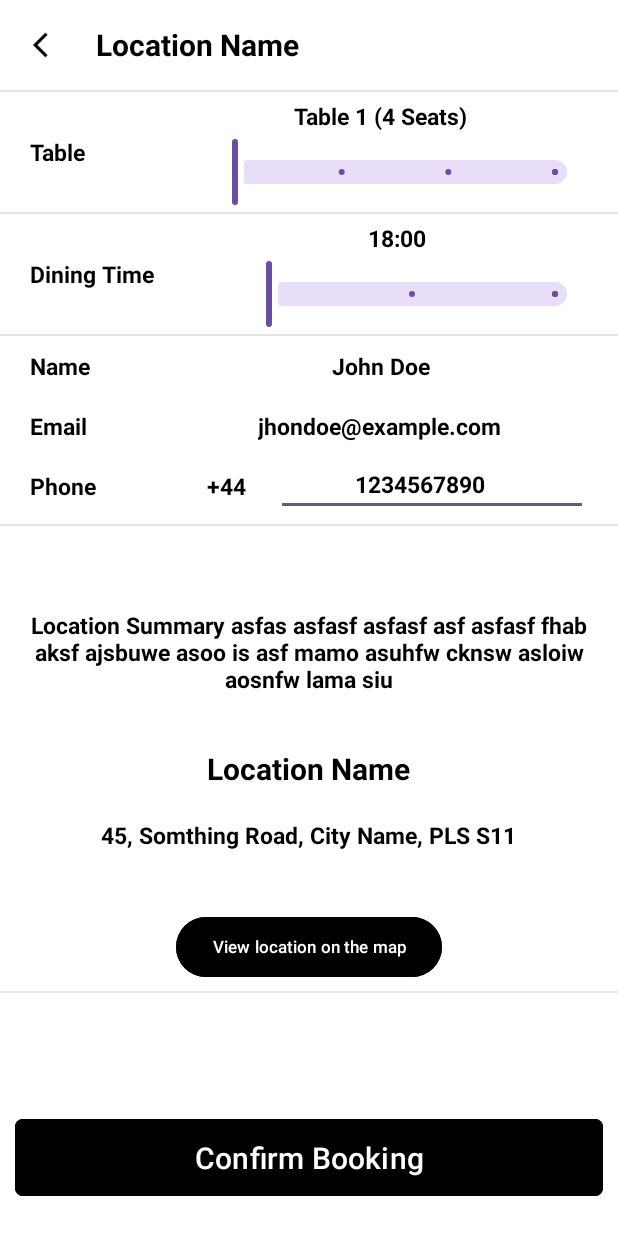
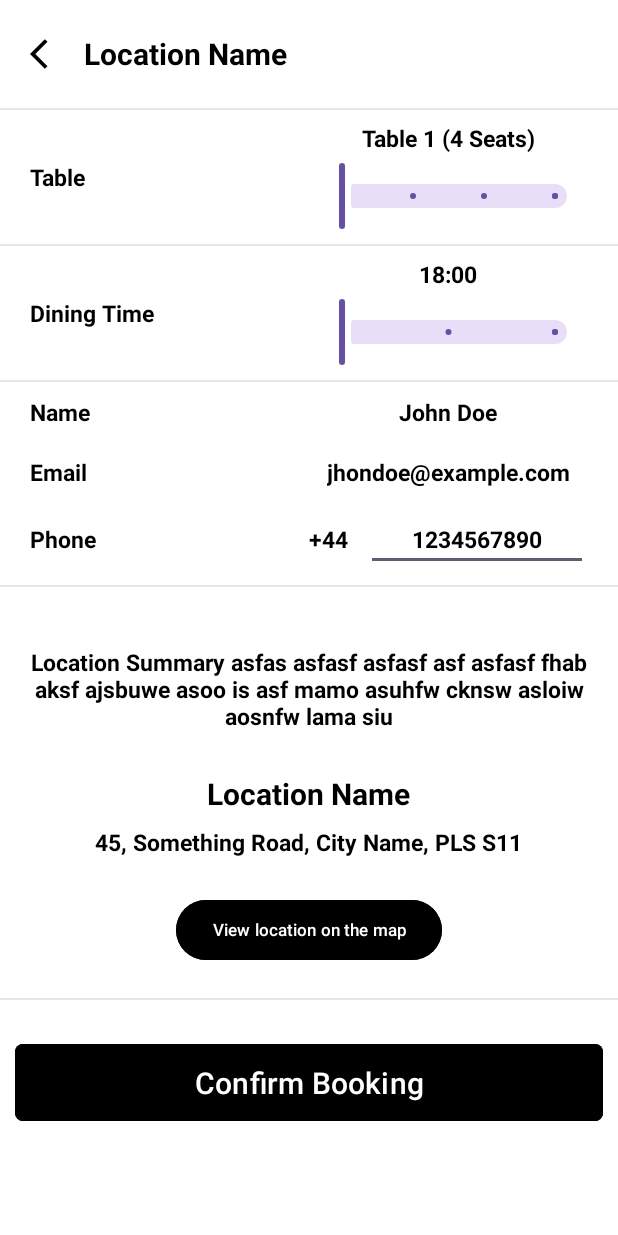
Before and after one commit to mzst-26/Don-tJustEat, an Android app: the booking_summary screen opened directly, with no data from a screen before it, on a phone screen of 412 x 824 dp. Run offline under Robolectric (Android 15) with nearby library versions, the phone set to English and light mode, and no system bars.

Commit message:
Add bottom navigation menu and window insets support
Introduces a reusable bottom navigation menu (customer_menu.xml) with icons for home, notifications, and profile, and integrates it into booking and confirmation screens. Adds Modules.java to handle window insets for proper layout with system bars, updates layouts to use rootView IDs, and refactors booking screens for improved scrolling and structure. Also adds vector drawable icons for navigation and updates AndroidManifest and themes for system window compatibility.

```diff
--- a/app/src/main/AndroidManifest.xml
+++ b/app/src/main/AndroidManifest.xml
@@ -10,7 +10,8 @@
         android:label="@string/app_name"
         android:roundIcon="@mipmap/ic_launcher_round"
         android:supportsRtl="true"
-        android:theme="@style/Theme.DontJustEat" >
+        android:theme="@style/Theme.DontJustEat"
+        android:fitsSystemWindows="true">
         <activity
             android:name=".MainActivity"
             android:exported="true" >
--- a/app/src/main/java/com/example/dontjusteat/MainActivity.java
+++ b/app/src/main/java/com/example/dontjusteat/MainActivity.java
@@ -4,6 +4,7 @@ import android.content.Intent;
 import android.os.Bundle;
 import android.widget.Button;
 import androidx.appcompat.app.AppCompatActivity;
+import androidx.core.view.WindowCompat;
 
 public class MainActivity extends AppCompatActivity {
     @Override
--- /dev/null
+++ b/app/src/main/java/com/example/dontjusteat/Modules.java
@@ -0,0 +1,41 @@
+package com.example.dontjusteat;
+
+import android.app.Activity;
+import android.view.View;
+import android.view.ViewGroup;
+import android.view.Window;
+
+import androidx.core.graphics.Insets;
+import androidx.core.view.ViewCompat;
+import androidx.core.view.WindowCompat;
+import androidx.core.view.WindowInsetsCompat;
+
+public class Modules {
+
+    // Call this AFTER setContentView(...), pass your actual root view id
+    public static void applyWindowInsets(Activity activity, int rootViewId) {
+
+        Window window = activity.getWindow();
+
+        // Let content extend behind system bars so we can manually adjust it
+        WindowCompat.setDecorFitsSystemWindows(window, false);
+
+        View root = activity.findViewById(rootViewId);
+
+        ViewCompat.setOnApplyWindowInsetsListener(root, (v, insets) -> {
+            Insets bars = insets.getInsets(WindowInsetsCompat.Type.systemBars());
+
+            // Restrict height by using a bottom margin instead of padding
+            ViewGroup.LayoutParams lp = v.getLayoutParams();
+            if (lp instanceof ViewGroup.MarginLayoutParams) {
+                ViewGroup.MarginLayoutParams mlp = (ViewGroup.MarginLayoutParams) lp;
+                mlp.bottomMargin = bars.bottom;   // space used by nav bar
+                v.setLayoutParams(mlp);
+            }
+
+            return insets;
+        });
+
+        ViewCompat.requestApplyInsets(root);
+    }
+}
--- a/app/src/main/java/com/example/dontjusteat/booking_confirmation.java
+++ b/app/src/main/java/com/example/dontjusteat/booking_confirmation.java
@@ -10,6 +10,7 @@ public class booking_confirmation extends AppCompatActivity {
     protected void onCreate(Bundle savedInstanceState){
         super.onCreate(savedInstanceState);
         setContentView(R.layout.booking_confirmation);
+        Modules.applyWindowInsets(this, R.id.rootView);
 
     }
 
--- a/app/src/main/java/com/example/dontjusteat/booking_summary.java
+++ b/app/src/main/java/com/example/dontjusteat/booking_summary.java
@@ -72,6 +72,7 @@ public class booking_summary extends AppCompatActivity {
             startActivity(intent);
         });
 
+        Modules.applyWindowInsets(this, R.id.rootView);
     }
 
     //I will later replace this with the database data
--- /dev/null
+++ b/app/src/main/res/drawable/home_icon.xml
@@ -0,0 +1,5 @@
+<vector xmlns:android="http://schemas.android.com/apk/res/android" android:height="20dp" android:viewportHeight="24" android:viewportWidth="24" android:width="20dp">
+
+    <path android:fillColor="#000000" android:fillType="evenOdd" android:pathData="M12.594,1.994C12.248,1.711 11.751,1.711 11.405,1.994L1.343,10.244C1.037,10.495 0.921,10.911 1.055,11.284C1.188,11.657 1.541,11.906 1.937,11.906H3.395L4.14,20.048C4.213,20.853 4.888,21.469 5.696,21.469H9.188C9.533,21.469 9.813,21.189 9.813,20.844V16.041C9.813,14.166 11.342,14.166 11.688,14.166H12.313C12.658,14.166 14.188,14.166 14.188,16.041V20.844C14.188,21.189 14.467,21.469 14.813,21.469H18.305C19.112,21.469 19.787,20.853 19.861,20.048L20.605,11.906H22.062C22.458,11.906 22.812,11.657 22.945,11.284C23.078,10.911 22.963,10.495 22.657,10.244L12.594,1.994Z"/>
+
+</vector>
--- a/app/src/main/res/layout/booking_summary.xml
+++ b/app/src/main/res/layout/booking_summary.xml
@@ -1,303 +1,287 @@
 <?xml version="1.0" encoding="utf-8"?>
-<androidx.constraintlayout.widget.ConstraintLayout xmlns:android="http://schemas.android.com/apk/res/android"
+<androidx.constraintlayout.widget.ConstraintLayout
+    xmlns:android="http://schemas.android.com/apk/res/android"
     xmlns:tools="http://schemas.android.com/tools"
+    xmlns:app="http://schemas.android.com/apk/res-auto"
+    android:id="@+id/rootView"
     android:layout_width="match_parent"
     android:layout_height="match_parent"
-    xmlns:app="http://schemas.android.com/apk/res-auto"
-    android:background="@color/white">
-    <!--Header-->
+    android:background="@color/white"
+    tools:context=".YourActivityName">
+
+    <!-- Header -->
     <LinearLayout
         android:id="@+id/header_container"
-        android:layout_width="match_parent"
-        android:layout_height="60dp"
+        android:layout_width="0dp"
+        android:layout_height="wrap_content"
         android:orientation="horizontal"
         android:gravity="center_vertical"
-        >
+        android:paddingStart="8dp"
+        android:paddingEnd="16dp"
+        android:paddingTop="12dp"
+        android:paddingBottom="12dp"
+        app:layout_constraintTop_toTopOf="parent"
+        app:layout_constraintStart_toStartOf="parent"
+        app:layout_constraintEnd_toEndOf="parent">
 
-        <!-- Back Button !-->
+        <!-- Back Button -->
         <ImageView
             android:id="@+id/back_button"
-            android:layout_width="64dp"
-            android:layout_height="match_parent"
-            android:padding="20dp"
+            android:layout_width="48dp"
+            android:layout_height="48dp"
+            android:padding="12dp"
             app:srcCompat="@drawable/baseline_arrow_back_ios_24"
             android:clickable="true"
             android:focusable="true"
             android:contentDescription="Back Button"
             android:background="?attr/selectableItemBackgroundBorderless"
-            android:scaleType="centerInside"
-            />
-        <!--location name-->
+            android:scaleType="centerInside" />
+
+        <!-- Location name in header -->
         <TextView
-            android:layout_width="wrap_content"
-            android:layout_height="match_parent"
+            android:layout_width="0dp"
+            android:layout_height="wrap_content"
             android:layout_weight="1"
             android:text="Location Name"
             android:gravity="center_vertical"
-            style="@style/text_title"
-            />
-
+            style="@style/text_title" />
     </LinearLayout>
 
-    <!--divider-->
+    <!-- Divider under header -->
     <View
         android:id="@+id/divider_header"
-        android:layout_width="match_parent"
-        android:layout_height="1.5dp"
+        android:layout_width="0dp"
+        android:layout_height="1dp"
         android:background="#E6E6E6"
         app:layout_constraintTop_toBottomOf="@+id/header_container"
         app:layout_constraintStart_toStartOf="parent"
+        app:layout_constraintEnd_toEndOf="parent" />
+
+    <!-- Scrollable content -->
+    <ScrollView
+        android:id="@+id/scroll_container"
+        android:layout_width="0dp"
+        android:layout_height="0dp"
+        app:layout_constraintTop_toBottomOf="@+id/divider_header"
+        app:layout_constraintStart_toStartOf="parent"
         app:layout_constraintEnd_toEndOf="parent"
-        />
-
+        app:layout_constraintBottom_toBottomOf="parent">
 
         <LinearLayout
             android:id="@+id/summary_layout_container"
             android:layout_width="match_parent"
             android:layout_height="wrap_content"
             android:orientation="vertical"
-        android:gravity="center_horizontal"
-        app:layout_constraintTop_toBottomOf="@+id/divider_header"
-        >
+            android:gravity="center_horizontal">
 
-
-    <!--summary syb-container-->
+            <!-- Table Selection Row -->
             <LinearLayout
                 android:layout_width="match_parent"
                 android:layout_height="wrap_content"
-        android:orientation="vertical"
-        android:gravity="center_horizontal"
-        >
-
-        <!-- Table Selection -->
-        <LinearLayout
-            android:layout_width="match_parent"
-            android:layout_height="80dp"
                 android:orientation="horizontal"
                 android:gravity="center_vertical"
-            >
+                android:minHeight="56dp"
+                android:paddingTop="8dp"
+                android:paddingBottom="8dp">
 
                 <TextView
-                android:layout_width="wrap_content"
-                android:layout_height="match_parent"
+                    android:layout_width="0dp"
+                    android:layout_height="wrap_content"
                     android:layout_weight="1"
                     android:gravity="center_vertical"
-                android:paddingLeft="20dp"
+                    android:paddingStart="20dp"
                     android:text="Table"
-                style="@style/text_normal"/>
-
+                    style="@style/text_normal" />
 
                 <LinearLayout
-                android:layout_width="200dp"
-                android:layout_height="match_parent"
+                    android:layout_width="0dp"
+                    android:layout_height="wrap_content"
                     android:layout_weight="1"
                     android:gravity="center"
                     android:orientation="vertical"
-                android:paddingRight="20dp"
-                >
+                    android:paddingEnd="20dp">
+
                     <TextView
                         android:id="@+id/tv_table_name"
                         android:layout_width="wrap_content"
                         android:layout_height="wrap_content"
-                    android:layout_weight="0.5"
                         android:text="Table 1"
                         android:gravity="center"
-                    android:paddingRight="20dp"
-                    style="@style/text_normal"
-                    />
+                        android:paddingBottom="4dp"
+                        style="@style/text_normal" />
 
                     <com.google.android.material.slider.Slider
                         android:id="@+id/slider_table_selection"
                         android:layout_width="match_parent"
                         android:layout_height="wrap_content"
-                    android:layout_weight="0.5"
                         android:valueFrom="0.0"
                         android:valueTo="3.0"
                         android:stepSize="1.0"
-                    android:value="0.0"
-                    />
+                        android:value="0.0" />
 
                 </LinearLayout>
             </LinearLayout>
 
-        <!--divider-->
+            <!-- Divider -->
             <View
                 android:layout_width="match_parent"
-            android:layout_height="1.5dp"
-            android:background="#E6E6E6"
-            />
+                android:layout_height="1dp"
+                android:background="#E6E6E6" />
 
-
-
-
-
-        <!--Dining Time Selection -->
+            <!-- Dining Time Row -->
             <LinearLayout
                 android:layout_width="match_parent"
-            android:layout_height="80dp"
+                android:layout_height="wrap_content"
                 android:orientation="horizontal"
                 android:gravity="center_vertical"
-            >
+                android:minHeight="56dp"
+                android:paddingTop="8dp"
+                android:paddingBottom="8dp">
 
                 <TextView
-                android:layout_width="wrap_content"
-                android:layout_height="match_parent"
+                    android:layout_width="0dp"
+                    android:layout_height="wrap_content"
                     android:layout_weight="1"
                     android:gravity="center_vertical"
-                android:paddingLeft="20dp"
+                    android:paddingStart="20dp"
                     android:text="Dining Time"
-                style="@style/text_normal"/>
-
+                    style="@style/text_normal" />
 
                 <LinearLayout
-                android:layout_width="200dp"
-                android:layout_height="match_parent"
+                    android:layout_width="0dp"
+                    android:layout_height="wrap_content"
                     android:layout_weight="1"
                     android:gravity="center"
                     android:orientation="vertical"
-                android:paddingRight="20dp"
-                >
+                    android:paddingEnd="20dp">
+
                     <TextView
                         android:id="@+id/tv_dining_time"
                         android:layout_width="wrap_content"
                         android:layout_height="wrap_content"
-                    android:layout_weight="0.5"
                         android:text="18:00"
                         android:gravity="center"
-                    android:paddingRight="20dp"
-                    style="@style/text_normal"
-                    />
+                        android:paddingBottom="4dp"
+                        style="@style/text_normal" />
 
                     <com.google.android.material.slider.Slider
                         android:id="@+id/slider_dining_time"
                         android:layout_width="match_parent"
                         android:layout_height="wrap_content"
-                    android:layout_weight="0.5"
                         android:valueFrom="0.0"
                         android:valueTo="2.0"
                         android:stepSize="1.0"
-                    android:value="0.0"
-                    />
+                        android:value="0.0" />
 
                 </LinearLayout>
             </LinearLayout>
 
-        <!--divider-->
+            <!-- Divider -->
             <View
                 android:layout_width="match_parent"
-            android:layout_height="1.5dp"
-            android:background="#E6E6E6"
-            />
+                android:layout_height="1dp"
+                android:background="#E6E6E6" />
 
-
-
-        <!--user name container -->
+            <!-- Name Row -->
             <LinearLayout
                 android:layout_width="match_parent"
-            android:layout_height="40dp"
+                android:layout_height="wrap_content"
                 android:orientation="horizontal"
                 android:gravity="center_vertical"
-            >
+                android:minHeight="40dp"
+                android:paddingTop="4dp"
+                android:paddingBottom="4dp">
 
                 <TextView
-                android:layout_width="wrap_content"
-                android:layout_height="match_parent"
+                    android:layout_width="0dp"
+                    android:layout_height="wrap_content"
                     android:layout_weight="1"
                     android:gravity="center_vertical"
-                android:paddingLeft="20dp"
+                    android:paddingStart="20dp"
                     android:text="Name"
-                style="@style/text_normal"/>
-
+                    style="@style/text_normal" />
 
                 <LinearLayout
-                android:layout_width="200dp"
-                android:layout_height="match_parent"
+                    android:layout_width="0dp"
+                    android:layout_height="wrap_content"
                     android:layout_weight="1"
                     android:gravity="center"
                     android:orientation="vertical"
-                android:paddingRight="20dp"
-                >
+                    android:paddingEnd="20dp">
+
                     <TextView
                         android:id="@+id/name"
                         android:layout_width="wrap_content"
                         android:layout_height="wrap_content"
-                    android:layout_weight="0.5"
                         android:text=""
                         android:gravity="center"
-                    android:paddingRight="20dp"
-                    style="@style/text_normal"
-                    />
-
+                        style="@style/text_normal" />
                 </LinearLayout>
             </LinearLayout>
 
-
-        <!--user email container -->
+            <!-- Email Row -->
             <LinearLayout
                 android:layout_width="match_parent"
-            android:layout_height="40dp"
+                android:layout_height="wrap_content"
                 android:orientation="horizontal"
                 android:gravity="center_vertical"
-            >
+                android:minHeight="40dp"
+                android:paddingTop="4dp"
+                android:paddingBottom="4dp">
 
                 <TextView
-                android:layout_width="wrap_content"
-                android:layout_height="match_parent"
+                    android:layout_width="0dp"
+                    android:layout_height="wrap_content"
                     android:layout_weight="1"
                     android:gravity="center_vertical"
-                android:paddingLeft="20dp"
+                    android:paddingStart="20dp"
                     android:text="Email"
-                style="@style/text_normal"/>
-
+                    style="@style/text_normal" />
 
                 <LinearLayout
-                android:layout_width="200dp"
-                android:layout_height="match_parent"
+                    android:layout_width="0dp"
+                    android:layout_height="wrap_content"
                     android:layout_weight="1"
                     android:gravity="center"
                     android:orientation="vertical"
-                android:paddingRight="20dp"
-                >
+                    android:paddingEnd="20dp">
+
                     <TextView
                         android:id="@+id/email"
                         android:layout_width="wrap_content"
                         android:layout_height="wrap_content"
-                    android:layout_weight="0.5"
                         android:text=""
                         android:gravity="center"
-                    android:paddingRight="20dp"
-                    style="@style/text_normal"
-                    />
-
+                        style="@style/text_normal" />
                 </LinearLayout>
             </LinearLayout>
 
-        <!--user phone number container -->
+            <!-- Phone Row -->
             <LinearLayout
                 android:layout_width="match_parent"
-            android:layout_height="40dp"
+                android:layout_height="wrap_content"
                 android:orientation="horizontal"
                 android:gravity="center_vertical"
-            >
+                android:minHeight="40dp"
+                android:paddingTop="4dp"
+                android:paddingBottom="4dp">
 
                 <TextView
-                android:layout_width="wrap_content"
-                android:layout_height="match_parent"
+                    android:layout_width="0dp"
+                    android:layout_height="wrap_content"
                     android:layout_weight="1"
                     android:gravity="center_vertical"
-                android:paddingLeft="20dp"
+                    android:paddingStart="20dp"
                     android:text="Phone"
-                style="@style/text_normal"/>
-
+                    style="@style/text_normal" />
 
                 <LinearLayout
-                android:layout_width="200dp"
-                android:layout_height="match_parent"
+                    android:layout_width="0dp"
+                    android:layout_height="wrap_content"
                     android:layout_weight="1"
                     android:gravity="center"
                     android:orientation="horizontal"
-                android:paddingRight="20dp"
-                >
+                    android:paddingEnd="20dp">
 
                     <!-- Country Code -->
                     <TextView
@@ -306,46 +290,36 @@
                         android:layout_height="wrap_content"
                         android:text="+44"
                         android:gravity="center"
-                    android:paddingRight="20dp"
-                    style="@style/text_normal"
-                    />
+                        android:paddingEnd="12dp"
+                        style="@style/text_normal" />
+
                     <EditText
                         android:id="@+id/phone_number"
-                    android:layout_width="wrap_content"
+                        android:layout_width="0dp"
                         android:layout_height="wrap_content"
-                    android:layout_weight="0.5"
+                        android:layout_weight="1"
                         android:text=""
                         android:gravity="center"
-                    android:paddingRight="20dp"
                         style="@style/text_normal"
-                    android:textColorHint="@color/black"
-                    />
-
+                        android:textColorHint="@color/black" />
                 </LinearLayout>
             </LinearLayout>
 
-        <!--divider-->
+            <!-- Divider -->
             <View
                 android:layout_width="match_parent"
-            android:layout_height="1.5dp"
+                android:layout_height="1dp"
                 android:background="#E6E6E6"
-            android:layout_marginTop="5dp"
-            />
+                android:layout_marginTop="5dp" />
 
-
-    </LinearLayout>
-
-
-
-        <!--Location Summary-->
-
+            <!-- Location Summary -->
             <LinearLayout
                 android:layout_width="match_parent"
                 android:layout_height="wrap_content"
                 android:orientation="vertical"
                 android:gravity="center_horizontal"
-            android:paddingTop="40dp"
-            >
+                android:paddingTop="24dp"
+                android:paddingBottom="16dp">
 
                 <TextView
                     android:id="@+id/location_summary"
@@ -354,8 +328,7 @@
                     android:text="Location Summary asfas asfasf asfasf asf asfasf fhab aksf ajsbuwe asoo is asf mamo asuhfw cknsw asloiw aosnfw lama siu"
                     android:gravity="center"
                     style="@style/text_normal"
-                android:layout_margin="15dp"
-                />
+                    android:layout_margin="15dp" />
 
                 <TextView
                     android:id="@+id/location_name"
@@ -364,65 +337,54 @@
                     android:text="Location Name"
                     android:gravity="center"
                     style="@style/text_title"
-                android:layout_marginTop="20dp"
-                />
+                    android:layout_marginTop="12dp" />
 
                 <TextView
                     android:id="@+id/location_address"
                     android:layout_width="wrap_content"
                     android:layout_height="wrap_content"
-                android:text="45, Somthing Road, City Name, PLS S11"
+                    android:text="45, Something Road, City Name, PLS S11"
                     android:gravity="center"
                     style="@style/text_normal"
-                android:paddingTop="20dp"
-                />
+                    android:paddingTop="8dp" />
 
-
-            <!--map link button-->
+                <!-- Map link button -->
                 <Button
                     android:id="@+id/location_map_link"
                     android:layout_width="wrap_content"
                     android:layout_height="wrap_content"
-                android:layout_marginTop="40dp"
+                    android:layout_marginTop="24dp"
                     android:text="View location on the map"
                     android:gravity="center"
-                style="@style/AppButton.Primary.Small"
-
-                />
-
-
+                    style="@style/AppButton.Primary.Small" />
             </LinearLayout>
 
-        <!--divider-->
+            <!-- Divider -->
             <View
                 android:layout_width="match_parent"
-            android:layout_height="1.5dp"
+                android:layout_height="1dp"
                 android:background="#E6E6E6"
-            android:layout_marginTop="5dp"
-            />
+                android:layout_marginTop="5dp" />
 
-
-        <!--confirm booking-->
+            <!-- Confirm booking -->
             <LinearLayout
                 android:layout_width="match_parent"
                 android:layout_height="wrap_content"
                 android:padding="10dp"
-            >
+                android:layout_marginTop="15dp">
+
                 <Button
                     android:id="@+id/confirm_booking_button"
                     android:layout_width="match_parent"
                     android:layout_height="wrap_content"
-                android:layout_marginTop="70dp"
                     android:text="Confirm Booking"
                     android:gravity="center"
                     style="@style/AppButton.Primary"
-                android:textSize="20dp"
-                android:textColor="@color/white"
-                />
+                    android:textSize="20sp"
+                    android:textColor="@color/white" />
+            </LinearLayout>
 
         </LinearLayout>
-    </LinearLayout>
-
-
+    </ScrollView>
 
 </androidx.constraintlayout.widget.ConstraintLayout>
--- a/app/src/main/res/values/themes.xml
+++ b/app/src/main/res/values/themes.xml
@@ -6,6 +6,7 @@
     </style>
 
     <style name="Theme.DontJustEat" parent="Base.Theme.DontJustEat" />
+
 
     <style name="don_tjustea">
         <item name="android:textSize">24sp</item>
```
Also changed, not shown: app/src/main/res/drawable/notification_fill_icon.xml (added, +9 -0 lines), app/src/main/res/drawable/profile_fill_icon.xml (added, +9 -0 lines), app/src/main/res/layout/booking_confirmation.xml (+25 -4 lines), app/src/main/res/layout/customer_booking.xml (+14 -1 lines), app/src/main/res/layout/customer_menu.xml (added, +86 -0 lines). Lines whose indentation alone changed are shown as unchanged.
